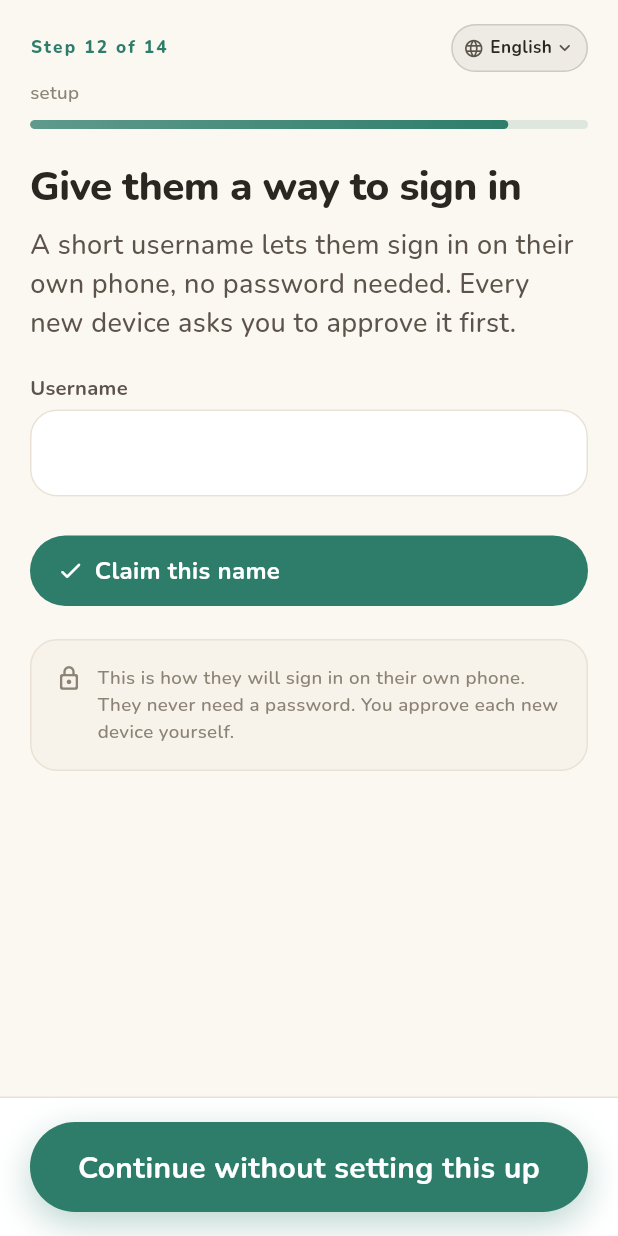
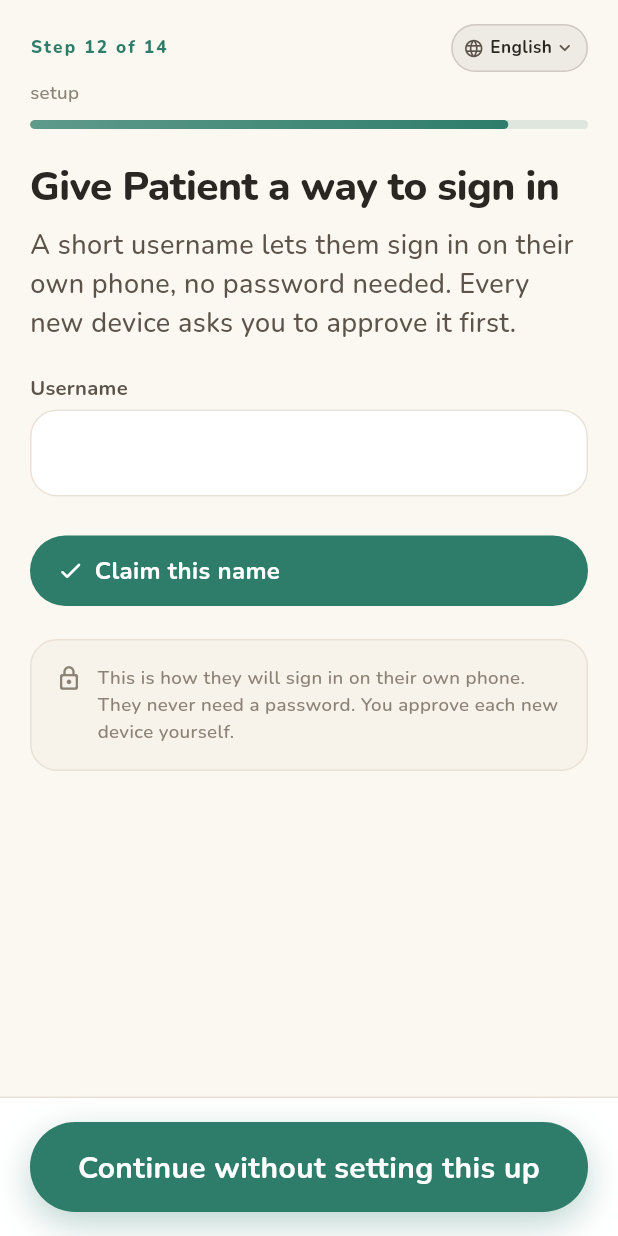
Before and after one commit to Eagleeye1811/SmaranSaathi, a Flutter app: the PatientUsernameStep screen opened directly with empty values, on a phone screen of 412 x 824 dp. Run offline on Flutter 3.47's test engine with Material 3 defaults, Android fonts, the phone set to English and light mode, and no system bars; our stand-ins replace audioplayers, connectivity_plus, file_picker, firebase_auth, firebase_core, flutter_dotenv and 14 more; missing offline and left inert: fllama, flutter_webrtc, webview_flutter_android; accounts and stored records are empty; project files that could hold a hidden picture were left out.

Commit message:
code updated

```diff
--- a/frontend/lib/features/intake/step_patient_username.dart
+++ b/frontend/lib/features/intake/step_patient_username.dart
@@ -111,7 +111,7 @@ class _PatientUsernameStepState extends State<PatientUsernameStep> {
       stepCount: IntakeRecord.order.length,
       partLabel: here.part.name,
       onBack: widget.onBack,
-      title: 'Give them a way to sign in',
+      title: 'Give Patient a way to sign in',
       subtitle: 'A short username lets them sign in on their own phone, no '
           'password needed. Every new device asks you to approve it first.',
       accent: AppColors.primary,
--- a/frontend/lib/l10n/app_en.arb
+++ b/frontend/lib/l10n/app_en.arb
@@ -1978,7 +1978,7 @@
   "authPatientEntry": "I am the patient",
   "authPatientEntryBody": "Sign in with the username your caregiver made for you.",
   "pairUsernameLabel": "Username",
-  "pairChooseTitle": "Give them a username",
+  "pairChooseTitle": "Give Patient a username",
   "pairChooseBody": "This is how they will sign in on their own phone. They never need a password. You approve each new device yourself.",
   "pairChooseAction": "Claim this name",
   "pairTaken": "That name is already in use. Try another.",
```
Also changed, not shown: frontend/pubspec.lock, 1 other file.
